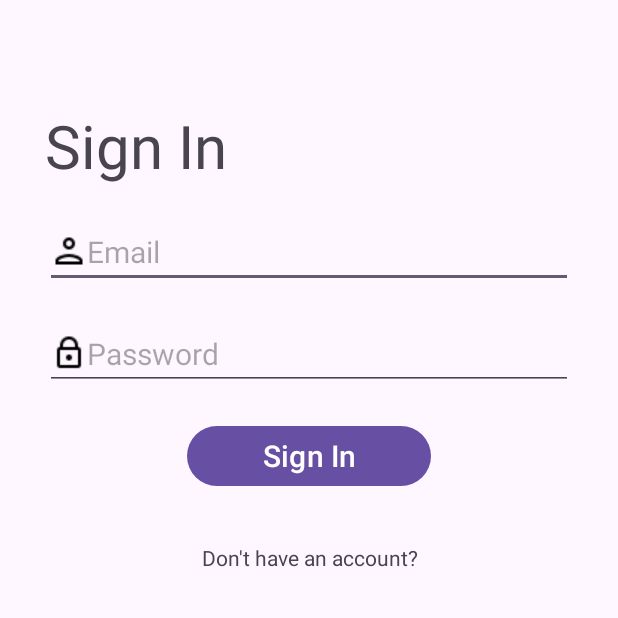
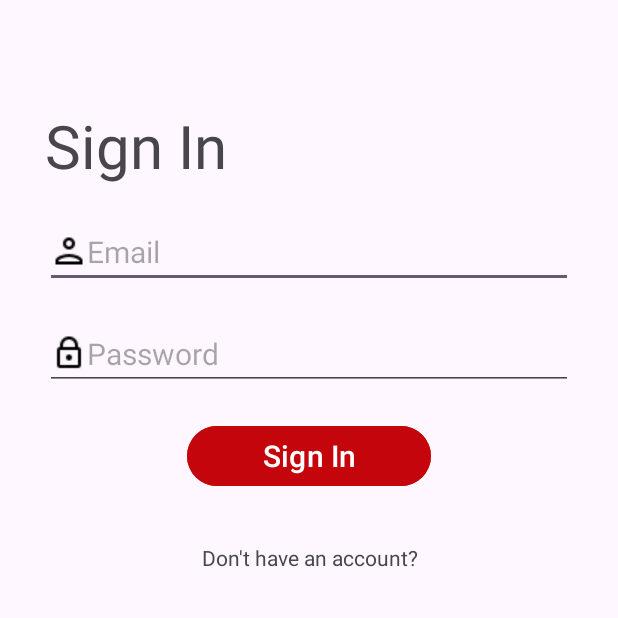
Before and after one commit to poppinpigeon/kcu, an Android app: the screen it shows after launch (MainActivity), on a phone screen of 412 x 824 dp, the top half of it. Run offline under Robolectric (Android 15) with nearby library versions, the phone set to English and light mode, and no system bars; our stand-ins replace Firebase (no records; nobody signed in at launch, a user with empty details on screens opened directly).

Commit message:
changed UI

```diff
--- a/app/build.gradle
+++ b/app/build.gradle
@@ -39,5 +39,5 @@ dependencies {
     testImplementation 'junit:junit:4.13.2'
     androidTestImplementation 'androidx.test.ext:junit:1.1.5'
     androidTestImplementation 'androidx.test.espresso:espresso-core:3.5.1'
-    implementation 'androidx.core:core-splashscreen:1.0.0-beta02'
+    implementation "androidx.core:core-splashscreen:1.1.0-alpha02"
 }
--- a/app/src/main/AndroidManifest.xml
+++ b/app/src/main/AndroidManifest.xml
@@ -23,6 +23,7 @@
             android:exported="false" />
         <activity
             android:name=".MainActivity"
+            android:theme="@style/Theme.App.SplashScreen"
             android:exported="true">
             <intent-filter>
                 <action android:name="android.intent.action.MAIN" />
--- a/app/src/main/java/com/cs407/badgerroomie/MainActivity.java
+++ b/app/src/main/java/com/cs407/badgerroomie/MainActivity.java
@@ -2,6 +2,7 @@ package com.cs407.badgerroomie;
 
 import androidx.annotation.NonNull;
 import androidx.appcompat.app.AppCompatActivity;
+import androidx.core.splashscreen.SplashScreen;
 
 import android.content.Intent;
 import android.os.Bundle;
@@ -24,6 +25,8 @@ public class MainActivity extends AppCompatActivity {
 
     @Override
     protected void onCreate(Bundle savedInstanceState) {
+        SplashScreen splashScreen = SplashScreen.installSplashScreen(this);
+
         super.onCreate(savedInstanceState);
         setContentView(R.layout.activity_main);
 
--- /dev/null
+++ b/app/src/main/res/drawable/splash_icon.xml
@@ -0,0 +1,8 @@
+<?xml version="1.0" encoding="utf-8"?>
+<layer-list xmlns:android="http://schemas.android.com/apk/res/android">
+    <item
+        android:width="@dimen/splashscreen_icon_size"
+        android:height="@dimen/splashscreen_icon_size"
+        android:drawable="@drawable/icons8_home_50"
+        android:gravity="center"/>
+</layer-list>
--- a/app/src/main/res/layout/activity_home.xml
+++ b/app/src/main/res/layout/activity_home.xml
@@ -4,7 +4,8 @@
     xmlns:tools="http://schemas.android.com/tools"
     android:layout_width="match_parent"
     android:layout_height="match_parent"
-    tools:context=".HomeActivity">
+    tools:context=".HomeActivity"
+    android:background="@color/red">
 
     <LinearLayout
         android:layout_width="match_parent"
@@ -18,6 +19,7 @@
             android:layout_marginTop="20dp"
             android:layout_marginLeft="20dp"
             android:textSize="30sp"
+            android:textColor="@color/white"
             android:text="Roommate Suggestions" />
 
         <androidx.recyclerview.widget.RecyclerView
--- a/app/src/main/res/layout/activity_main.xml
+++ b/app/src/main/res/layout/activity_main.xml
@@ -42,6 +42,7 @@
 
     <Button
         android:id="@+id/button_signIn"
+        android:backgroundTint="@color/red"
         android:layout_width="wrap_content"
         android:layout_height="wrap_content"
         android:layout_gravity="center"
--- a/app/src/main/res/layout/activity_register.xml
+++ b/app/src/main/res/layout/activity_register.xml
@@ -122,6 +122,7 @@
 
         <Button
             android:id="@+id/button_signUp"
+            android:backgroundTint="@color/red"
             android:layout_width="wrap_content"
             android:layout_height="wrap_content"
             android:layout_gravity="center"
--- a/app/src/main/res/values/themes.xml
+++ b/app/src/main/res/values/themes.xml
@@ -9,7 +9,7 @@
 
     <style name="Theme.App.SplashScreen" parent="Theme.SplashScreen">
         <item name="windowSplashScreenBackground">@color/red</item>
-        <item name="windowSplashScreenAnimatedIcon">@drawable/icons8_home_50</item>
+        <item name="windowSplashScreenAnimatedIcon">@drawable/splash_icon</item>
         <item name="postSplashScreenTheme">@style/Base.Theme.BadgerRoomie</item>
     </style>
 </resources>
```
